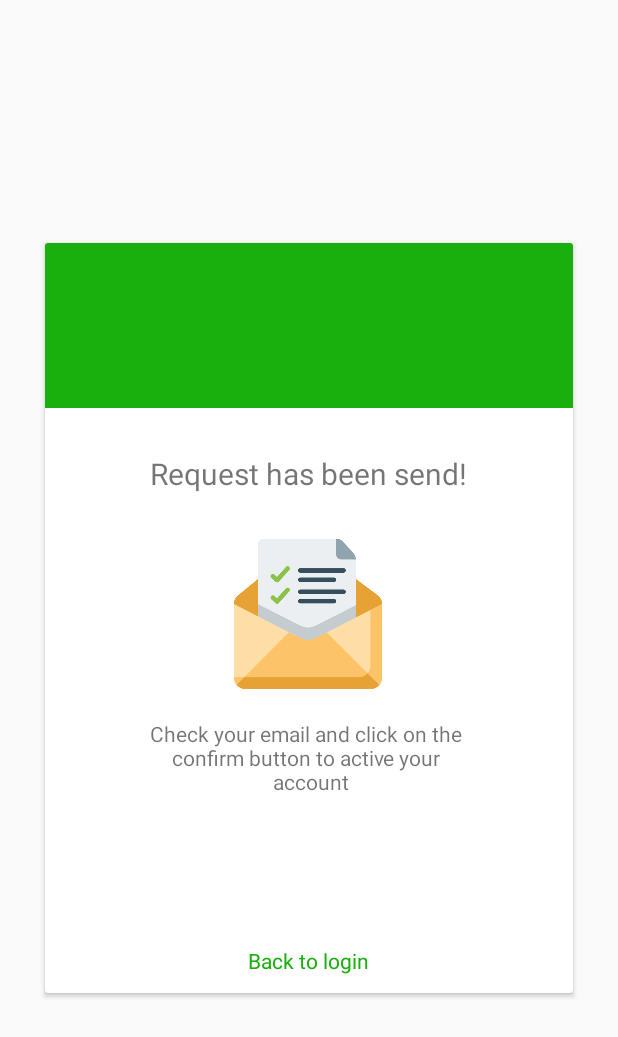
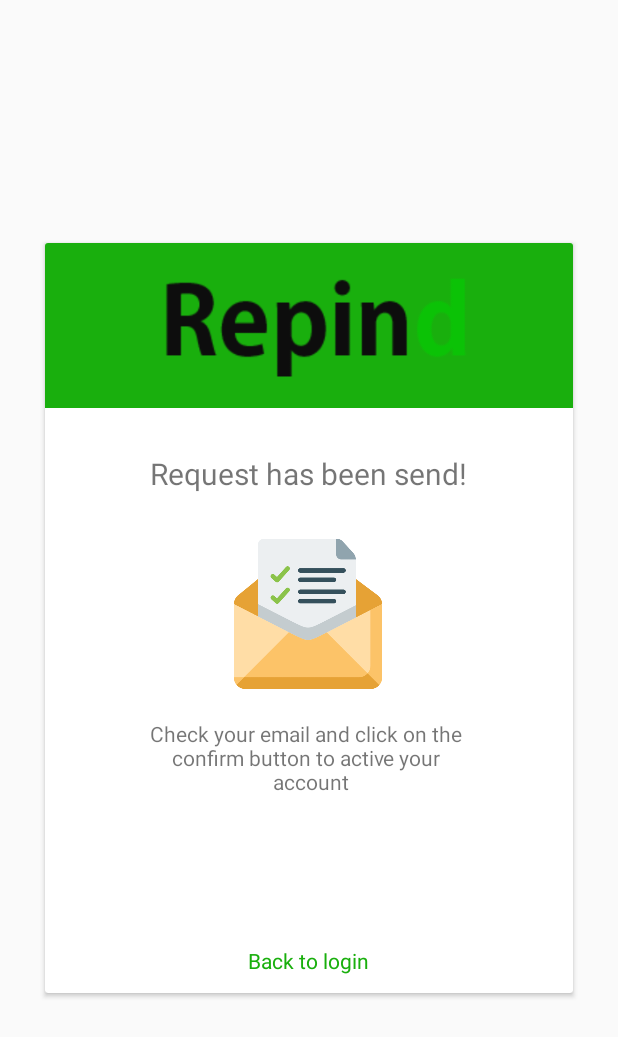
Before and after one commit to darkyasha14/TA_2020, an Android app: the CheckEmailActivity screen opened directly, with no data from a screen before it, on a phone screen of 412 x 824 dp. Shown: the top 1037 px of the screen. Run offline under Robolectric (Android 15) with nearby library versions, the phone set to English and light mode, and no system bars.

Commit message:
Update activity_check_email.xml

```diff
--- a/app/src/main/res/layout/activity_check_email.xml
+++ b/app/src/main/res/layout/activity_check_email.xml
@@ -21,6 +21,7 @@
                 android:gravity="center"
                 android:layout_height="110dp">
                 <ImageView
+                    android:src="@drawable/logo1"
                     android:layout_width="wrap_content"
                     android:layout_height="wrap_content"/>
             </LinearLayout>
```
